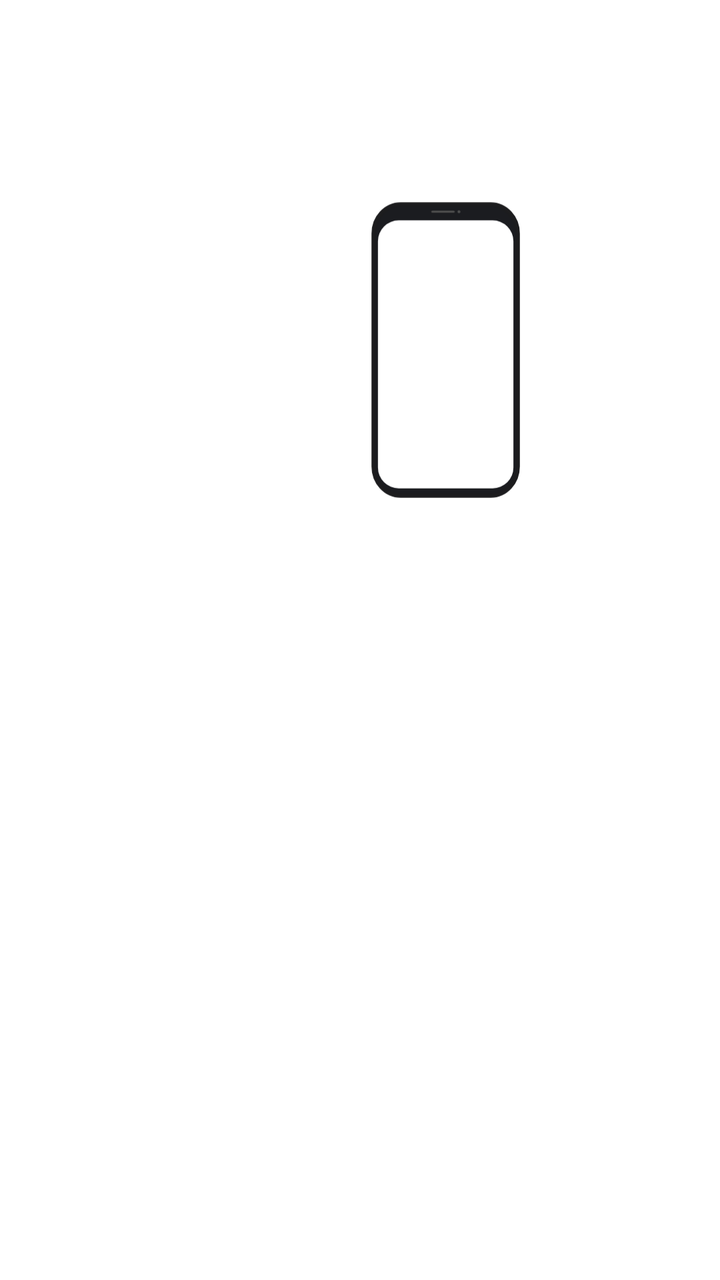
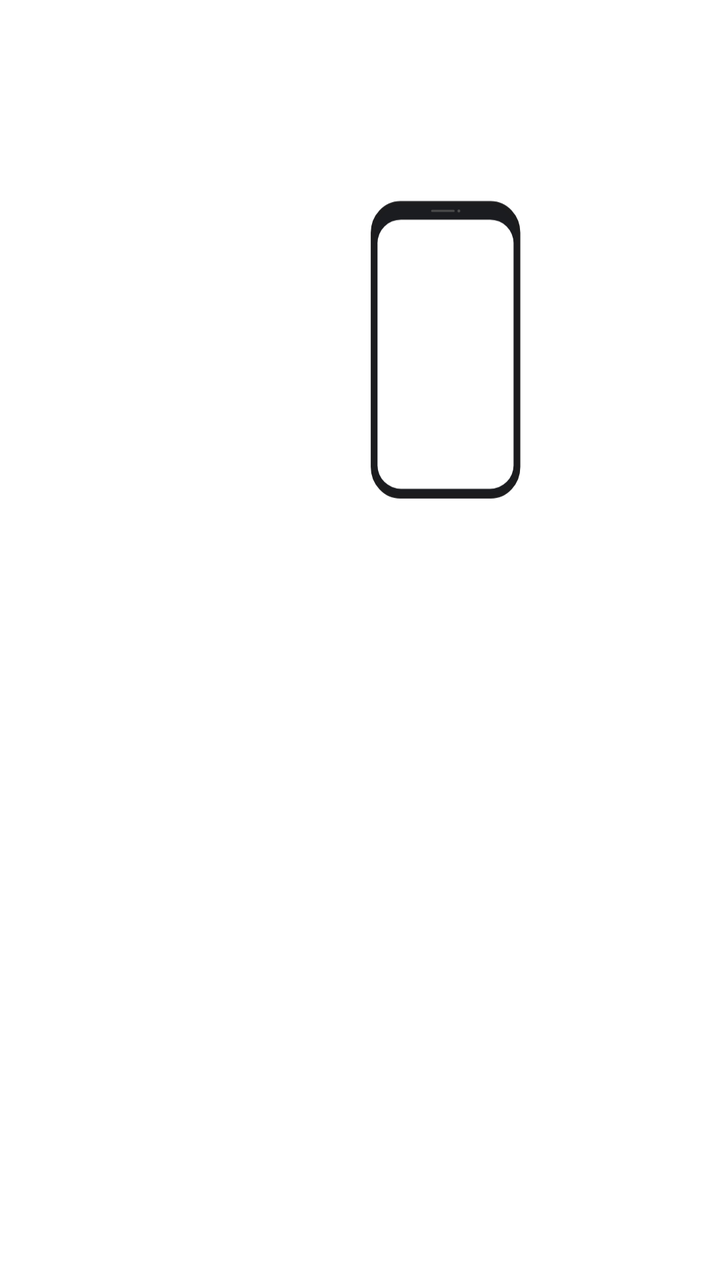

Two renders of the same Android screen: before a commit and after it. Below are the layout's source before the change and the commit's diff.
<!-- AndroidManifest.xml: another module's application theme AppTheme -->
<!-- res/layout/touch_card_layout.xml -->
<?xml version="1.0" encoding="utf-8"?>
<androidx.constraintlayout.widget.ConstraintLayout xmlns:android="http://schemas.android.com/apk/res/android"
    xmlns:app="http://schemas.android.com/apk/res-auto"
    android:id="@+id/rlTouchCard"
    android:layout_width="match_parent"
    android:layout_height="match_parent"
    android:clipToPadding="false">

    <androidx.appcompat.widget.AppCompatImageView
        android:id="@+id/ivHandCardHorizontal"
        android:layout_width="230dp"
        android:layout_height="188dp"
        android:alpha="0"
        app:layout_constraintBottom_toBottomOf="@+id/ivPhone"
        app:layout_constraintEnd_toEndOf="@+id/ivPhone"
        app:layout_constraintStart_toStartOf="@+id/ivPhone"
        app:layout_constraintTop_toTopOf="@+id/ivPhone"
        app:srcCompat="@drawable/hand_full_card_horizontal" />

    <androidx.appcompat.widget.AppCompatImageView
        android:id="@+id/ivHandCardVertical"
        android:layout_width="187dp"
        android:layout_height="204dp"
        android:layout_marginStart="5dp"
        android:alpha="0"
        app:layout_constraintBottom_toBottomOf="@+id/ivPhone"
        app:layout_constraintEnd_toEndOf="@+id/ivPhone"
        app:layout_constraintStart_toStartOf="@+id/ivPhone"
        app:layout_constraintTop_toTopOf="@+id/ivPhone"
        app:srcCompat="@drawable/hand_full_card_vertical" />

    <com.skyfishjy.library.RippleBackground
        android:id="@+id/rippleBackgroundNfc"
        android:layout_width="@dimen/phone_height"
        android:layout_height="@dimen/phone_height"
        android:layout_gravity="center"
        android:visibility="gone"
        app:layout_constraintBottom_toBottomOf="@+id/ivPhone"
        app:layout_constraintEnd_toEndOf="@+id/ivPhone"
        app:layout_constraintStart_toStartOf="@+id/ivPhone"
        app:layout_constraintTop_toTopOf="@+id/ivPhone"
        app:rb_color="@color/sdk_ripple_background"
        app:rb_duration="3000"
        app:rb_radius="16dp"
        app:rb_rippleAmount="4"
        app:rb_scale="4"
        app:rb_strokeWidth="8dp"
        app:rb_type="strokeRipple" />

    <androidx.appcompat.widget.AppCompatImageView
        android:id="@+id/ivPhone"
        android:layout_width="75dp"
        android:layout_height="@dimen/phone_height"
        android:layout_gravity="center"
        android:layout_marginTop="100dp"
        android:elevation="2dp"
        app:layout_constraintEnd_toEndOf="parent"
        app:layout_constraintHorizontal_bias="0.65"
        app:layout_constraintStart_toStartOf="parent"
        app:layout_constraintTop_toTopOf="parent"
        app:srcCompat="@drawable/phone" />

</androidx.constraintlayout.widget.ConstraintLayout>
<!-- resources referenced by this layout -->
<resources>
  <color name="sdk_ripple_background">#2c5ac4</color>
  <dimen name="phone_height">150dp</dimen>
  <!-- drawable hand_full_card_horizontal: vector/xml drawable (drawable, 17855 chars, omitted) -->
  <!-- drawable hand_full_card_vertical: vector/xml drawable (drawable, 17607 chars, omitted) -->
  <!-- drawable phone: vector/xml drawable (drawable, 2190 chars, omitted) -->
  <style name="AppTheme" parent="Theme.MaterialComponents.DayNight.NoActionBar">
          <item name="colorPrimary">@color/primary</item>
          <item name="colorPrimaryDark">@color/primary_dark</item>
          <item name="colorOnPrimary">@color/on_primary</item>
          <item name="colorSecondary">@color/primary</item>
      </style>
  <color name="primary">#027aff</color>
  <color name="primary_dark">#0a02ff</color>
  <color name="on_primary">#FFFFFF</color>
</resources>

<!-- the commit's change to res/layout/touch_card_layout.xml (unified diff, before → after) -->
@@ -58,6 +58,6 @@
         app:layout_constraintHorizontal_bias="0.65"
         app:layout_constraintStart_toStartOf="parent"
         app:layout_constraintTop_toTopOf="parent"
-        app:srcCompat="@drawable/phone" />
+        app:srcCompat="@drawable/phone_mid" />
 
 </androidx.constraintlayout.widget.ConstraintLayout>
<!-- resource entries referenced after the edit -->
@@ -2,9 +2,9 @@
 <resources>
   <color name="sdk_ripple_background">#2c5ac4</color>
   <dimen name="phone_height">150dp</dimen>
-  <!-- drawable hand_full_card_horizontal: vector/xml drawable (drawable, 17855 chars, omitted) -->
-  <!-- drawable hand_full_card_vertical: vector/xml drawable (drawable, 17607 chars, omitted) -->
-  <!-- drawable phone: vector/xml drawable (drawable, 2190 chars, omitted) -->
+  <!-- drawable hand_full_card_horizontal: vector/xml drawable (drawable, 18782 chars, omitted) -->
+  <!-- drawable hand_full_card_vertical: vector/xml drawable (drawable, 18114 chars, omitted) -->
+  <!-- drawable phone_mid: vector/xml drawable (drawable, 2325 chars, omitted) -->
   <style name="AppTheme" parent="Theme.MaterialComponents.DayNight.NoActionBar">
           <item name="colorPrimary">@color/primary</item>
           <item name="colorPrimaryDark">@color/primary_dark</item>
